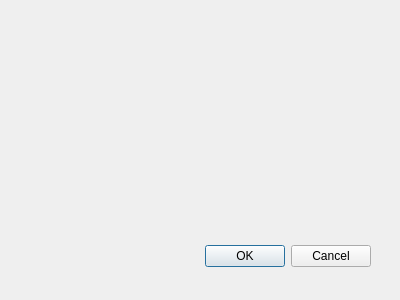
Samu-K/budget_app, file budget/login.ui: the form before one commit.
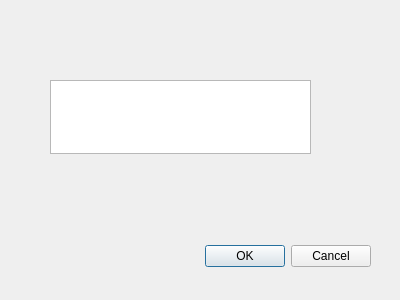
The form after the commit.

Commit message: rudimentary login

Patch:
```diff
--- a/budget/login.ui
+++ b/budget/login.ui
@@ -31,6 +31,16 @@
     <set>QDialogButtonBox::Cancel|QDialogButtonBox::Ok</set>
    </property>
   </widget>
+  <widget class="QPlainTextEdit" name="plainTextEdit">
+   <property name="geometry">
+    <rect>
+     <x>50</x>
+     <y>80</y>
+     <width>261</width>
+     <height>74</height>
+    </rect>
+   </property>
+  </widget>
  </widget>
  <pixmapfunction/>
  <resources/>
```
Left out of the diff: 9 changed lines with no effect on the pictures. The commit also changes 2 other files.
